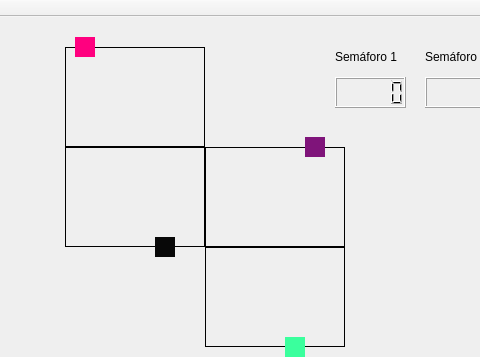
Old version of the form TrabalhoTrem/mainwindow.ui in the repository thaislins/Trabalho-Final-SO; both pictures show x 95 to 575 and y 0 to 357 of the 728 by 476 pixel window.
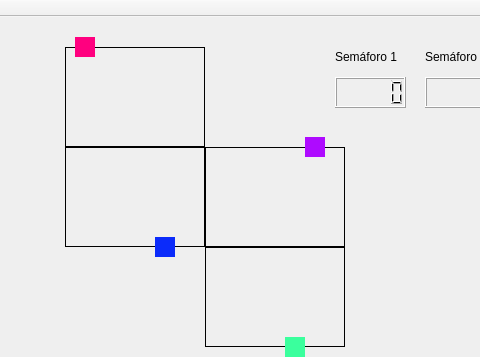
New version of the form.

```diff
--- a/TrabalhoTrem/mainwindow.ui
+++ b/TrabalhoTrem/mainwindow.ui
@@ -24,7 +24,7 @@
      </rect>
     </property>
     <property name="styleSheet">
-     <string notr="true">background-color: rgb(8, 8, 8)</string>
+     <string notr="true">background-color: rgb(11, 43, 250)</string>
     </property>
     <property name="text">
      <string/>
@@ -91,7 +91,7 @@
      </rect>
     </property>
     <property name="styleSheet">
-     <string notr="true">background-color: rgb(127, 20, 122)</string>
+     <string notr="true">background-color: rgb(174, 10, 255)</string>
     </property>
     <property name="text">
      <string/>
```
